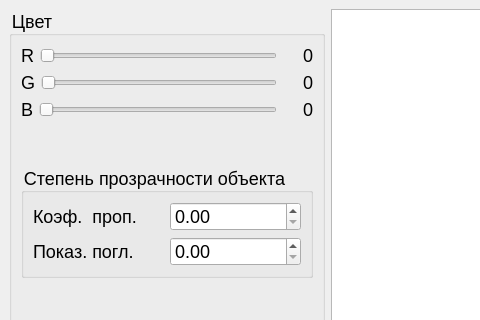
The window that src/mainwindow.ui (agarmirus/slime_toy_course_project) describes before a commit, drawn with Qt 5; both pictures show x 0 to 480 and y 0 to 320 of the 961 by 450 pixel window.
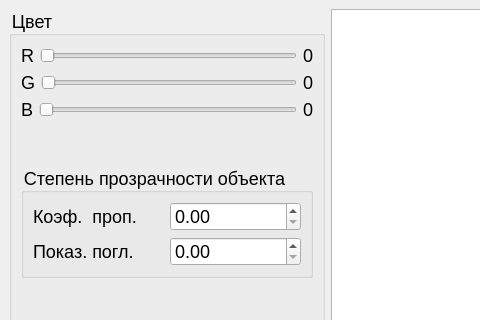
The same window after the commit.

```diff
--- a/src/mainwindow.ui
+++ b/src/mainwindow.ui
@@ -40,6 +40,12 @@
            </item>
            <item>
             <widget class="QSlider" name="rHorSlide">
+             <property name="sizePolicy">
+              <sizepolicy hsizetype="Expanding" vsizetype="Fixed">
+               <horstretch>0</horstretch>
+               <verstretch>0</verstretch>
+              </sizepolicy>
+             </property>
              <property name="maximum">
               <number>255</number>
              </property>
@@ -51,7 +57,7 @@
            <item>
             <widget class="QLabel" name="rValueLabel">
              <property name="text">
-              <string>    0</string>
+              <string>0</string>
              </property>
             </widget>
            </item>
@@ -79,7 +85,7 @@
            <item>
             <widget class="QLabel" name="gValueLabel">
              <property name="text">
-              <string>    0</string>
+              <string>0</string>
              </property>
             </widget>
            </item>
@@ -107,7 +113,7 @@
            <item>
             <widget class="QLabel" name="bValueLabel">
              <property name="text">
-              <string>    0</string>
+              <string>0</string>
              </property>
             </widget>
            </item>
```
Left out of the diff: 4 changed lines with no effect on the pictures.
